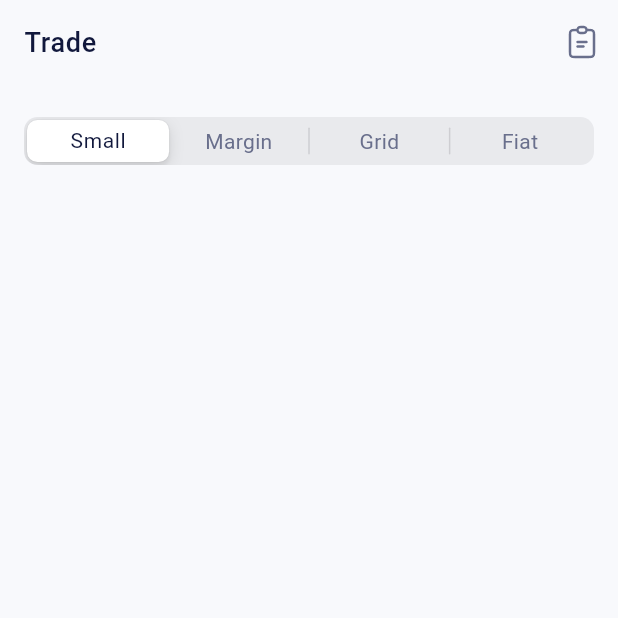
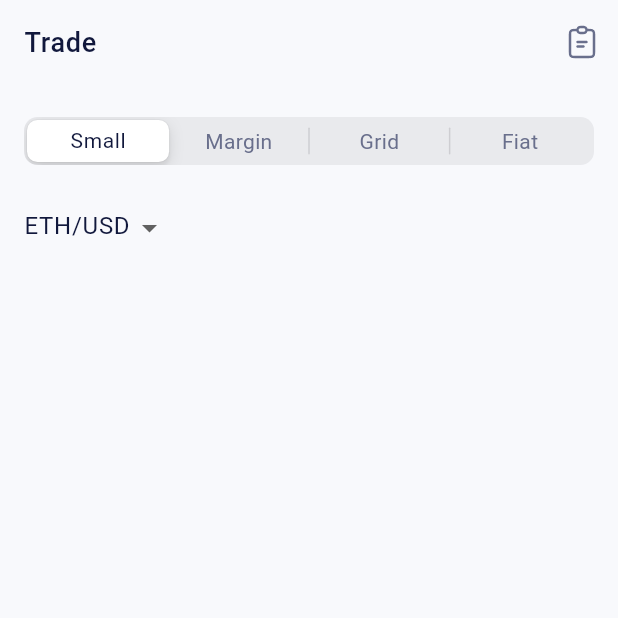
Before and after one commit to bai-93/binanceApp, a Flutter app: the screen it shows after launch, on a phone screen of 412 x 824 dp, the top half of it. Run offline on Flutter 3.47's test engine with Material 3 defaults, Android fonts, the phone set to English and light mode, and no system bars; our stand-ins replace adaptive_theme, bloc, camera, dio, equatable, flutter_bloc and 9 more; accounts and stored records are empty; generated files the repository leaves out were written again; network calls fail.

Commit message:
added websocket, traid pair content

```diff
--- a/lib/config/theme/themes.dart
+++ b/lib/config/theme/themes.dart
@@ -6,6 +6,7 @@ WidgetStateColor convertColor(Color color) {
 }
 
 final lightTheme = ThemeData.light(useMaterial3: true).copyWith(
+    splashColor: Colors.transparent,
     primaryColor: AppColorsUtility.lightBackground,
     hintColor: AppColorsUtility.darkBackground.withAlpha(80),
     scaffoldBackgroundColor: AppColorsUtility.lightBackground,
@@ -24,6 +25,7 @@ final lightTheme = ThemeData.light(useMaterial3: true).copyWith(
             splashFactory: NoSplash.splashFactory,
             foregroundColor: Colors.grey.shade500,
             surfaceTintColor: AppColorsUtility.lightBackground)),
+    //TEXT
     textTheme: TextTheme(
         titleSmall: TextStyle(
             color: AppColorsUtility.secondary,
@@ -51,6 +53,7 @@ final lightTheme = ThemeData.light(useMaterial3: true).copyWith(
             fontWeight: FontWeight.w500)));
 
 final darkTheme = ThemeData.dark(useMaterial3: true).copyWith(
+    splashColor: Colors.transparent,
     primaryColor: AppColorsUtility.darkBackground, // background
     hintColor: Color.fromARGB(255, 126, 144, 147),
     scaffoldBackgroundColor: AppColorsUtility.darkBackground,
@@ -70,6 +73,8 @@ final darkTheme = ThemeData.dark(useMaterial3: true).copyWith(
       backgroundColor: AppColorsUtility.darkSurface,
       foregroundColor: AppColorsUtility.text,
     )),
+
+    // TEXT
     textTheme: TextTheme(
         titleSmall: TextStyle(
             color: AppColorsUtility.secondary,
--- a/lib/presentation/pages/trade_page/trade_main.dart
+++ b/lib/presentation/pages/trade_page/trade_main.dart
@@ -1,8 +1,8 @@
 import "package:flutter/cupertino.dart";
 import "package:flutter/material.dart";
-import "package:flutter/widgets.dart";
 import "package:sheker/config/base_widgets/base_statefull.dart";
 import "package:sheker/config/base_widgets/base_stateless.dart";
+import "package:sheker/presentation/pages/trade_page/trading_pair/trading_pair.dart";
 import "package:sheker/utilities/app_colors.dart";
 
 class TradeMain extends BaseScreen {
@@ -79,7 +79,8 @@ class _TradeMainState extends BaseScreenState<TradeMain> with BaseScreenMixin {
                     slidingIndex = item ?? 0;
                   });
                 }),
-          )
+          ),
+          TradingPair()
         ],
       ),
     );
--- /dev/null
+++ b/lib/presentation/pages/trade_page/trading_pair/coins_model.dart
@@ -0,0 +1,39 @@
+class CoinModel {
+  int _index = 0;
+
+  final List<String> _socketCoinsData = [
+    "ETH-USD",
+    "BTC-USD",
+    "SOL-USD",
+    "XRP-USD",
+    "ADA-USD"
+  ];
+
+  final List<String> _titleCoinsUSDdata = [
+    "ETH/USD",
+    "BTC/USD",
+    "SOL/USD",
+    "XRP/USD",
+    "ADA/USD"
+  ];
+
+  String getCurrentTitleCoinUSD() {
+    return _titleCoinsUSDdata[_index];
+  }
+
+  List<String> getAllTitlesCoinUSD() {
+    return _titleCoinsUSDdata;
+  }
+
+  String getCurrentSocketCoin() {
+    return _socketCoinsData[_index];
+  }
+
+  void setIndex(int index) {
+    _index = index;
+  }
+
+  int getCurrentIndex() {
+    return _index;
+  }
+}
--- /dev/null
+++ b/lib/presentation/pages/trade_page/trading_pair/trade_pair_models/coin_ticker_batch_model.dart
@@ -0,0 +1,47 @@
+import 'package:json_annotation/json_annotation.dart';
+part 'coin_ticker_batch_model.g.dart';
+
+@JsonSerializable()
+class CoinTickerBatchModel {
+  final String type;
+  final double sequence;
+  final String product_id;
+  final String price;
+  final String open_24h;
+  final String volume_24h;
+  final String low_24h;
+  final String high_24h;
+  final String volume_30d;
+  final String best_bid;
+  final String best_bid_size;
+  final String best_ask;
+  final String best_ask_size;
+  final String side;
+  final String time;
+  final double trade_id;
+  final String last_size;
+
+  const CoinTickerBatchModel(
+      this.type,
+      this.sequence,
+      this.product_id,
+      this.price,
+      this.open_24h,
+      this.volume_24h,
+      this.low_24h,
+      this.high_24h,
+      this.volume_30d,
+      this.best_bid,
+      this.best_bid_size,
+      this.best_ask,
+      this.best_ask_size,
+      this.side,
+      this.time,
+      this.trade_id,
+      this.last_size);
+
+  factory CoinTickerBatchModel.fromJson(Map<String, dynamic> json) =>
+      _$CoinTickerBatchModelFromJson(json);
+
+  Map<String, dynamic> toJson() => _$CoinTickerBatchModelToJson(this);
+}
--- /dev/null
+++ b/lib/presentation/pages/trade_page/trading_pair/trade_pair_models/subscribe_model.dart
@@ -0,0 +1,16 @@
+import 'package:json_annotation/json_annotation.dart';
+
+part 'subscribe_model.g.dart';
+
+@JsonSerializable()
+class SubscribeData {
+  String type;
+  List<String> product_ids;
+  List<String> channels;
+
+  SubscribeData(this.type, this.product_ids,
+      {this.channels = const ["ticker_batch"]});
+  factory SubscribeData.fromJson(Map<String, dynamic> json) =>
+      _$SubscribeDataFromJson(json);
+  Map<String, dynamic> toJson() => _$SubscribeDataToJson(this);
+}
--- /dev/null
+++ b/lib/presentation/pages/trade_page/trading_pair/trading_pair.dart
@@ -0,0 +1,88 @@
+import 'package:flutter/material.dart';
+import 'package:sheker/presentation/pages/trade_page/trading_pair/coins_model.dart';
+import 'package:sheker/presentation/pages/trade_page/trading_pair/trading_websocket_model.dart';
+import 'package:sheker/utilities/app_colors.dart';
+import 'package:shimmer/shimmer.dart';
+
+class TradingPair extends StatefulWidget {
+  const TradingPair({super.key});
+
+  @override
+  State<TradingPair> createState() => _TradingPairState();
+}
+
+class _TradingPairState extends State<TradingPair> {
+  TradingWebSocketModel _webSocketModel = TradingWebSocketModel();
+  final CoinModel _coinModel = CoinModel();
+
+  @override
+  void initState() {
+    super.initState();
+    WidgetsBinding.instance.addPostFrameCallback((time) async {
+      await _webSocketModel.isReady().then((val) {
+        if (val) {
+          _webSocketModel.subscribeToCoin(['ETH-USD']);
+          _webSocketModel.getSocketStream(
+            (data) {
+              debugPrint(data?.toJson().toString() ?? "asdw");
+            },
+            () {
+              debugPrint("failure ");
+            },
+          );
+        } else {
+          debugPrint("Websocket connection is failed");
+        }
+      });
+    });
+  }
+
+  @override
+  Widget build(BuildContext context) {
+    return Padding(
+      padding: const EdgeInsets.only(top: 16.0),
+      child: Row(
+        mainAxisAlignment: MainAxisAlignment.start,
+        children: [
+          Column(
+            children: [makeDropdown()],
+          ),
+        ],
+      ),
+    );
+  }
+
+  Widget makeDropdown() {
+    return SizedBox(
+      height: 18,
+      child: DropdownButtonHideUnderline(
+        child: DropdownButton<int>(
+          items: _coinModel
+              .getAllTitlesCoinUSD()
+              .map<DropdownMenuItem<int>>((String value) {
+            return DropdownMenuItem(
+              value: _coinModel.getAllTitlesCoinUSD().indexOf(value),
+              child: Text(
+                value,
+              ),
+            );
+          }).toList(),
+          style: Theme.of(context).textTheme.labelMedium,
+          onChanged: (int? value) {
+            setState(() {
+              _coinModel.setIndex(value!);
+            });
+          },
+          value: _coinModel.getCurrentIndex(),
+          dropdownColor: Theme.of(context).colorScheme.surface,
+        ),
+      ),
+    );
+  }
+
+  @override
+  void dispose() {
+    _webSocketModel.closeConnection();
+    super.dispose();
+  }
+}
```
Also changed, not shown: lib/presentation/pages/trade_page/trading_pair/trading_websocket_model.dart (added, +85 -0 lines), pubspec.yaml (+8 -2 lines), lib/domain/models/responses/crypto_models/crypto_history_price_model.g.dart, lib/presentation/pages/trade_page/trading_pair/trade_pair_models/coin_ticker_batch_model.g.dart (added), lib/presentation/pages/trade_page/trading_pair/trade_pair_models/subscribe_model.g.dart (added), pubspec.lock.
